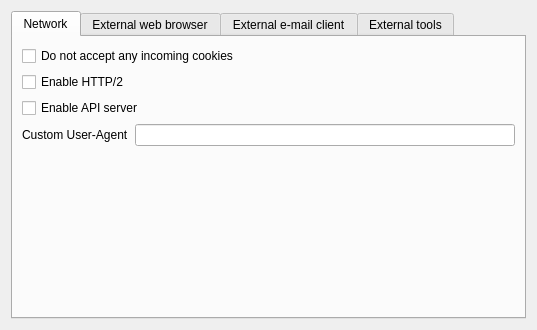
Before: the Qt Designer form src/librssguard/gui/settings/settingsbrowsermail.ui in martinrotter/rssguard, drawn with Qt 5.
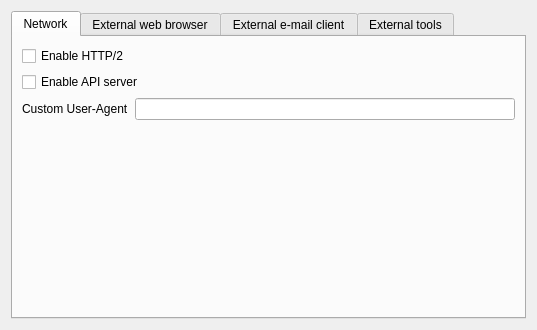
After: the same form once the commit is applied. Custom widgets are drawn as their Qt base class.

Diff of the .ui file:
```diff
--- a/src/librssguard/gui/settings/settingsbrowsermail.ui
+++ b/src/librssguard/gui/settings/settingsbrowsermail.ui
@@ -22,36 +22,29 @@
       </attribute>
       <layout class="QFormLayout" name="formLayout_3">
        <item row="0" column="0" colspan="2">
-        <widget class="QCheckBox" name="m_cbIgnoreAllCookies">
-         <property name="text">
-          <string>Do not accept any incoming cookies</string>
-         </property>
-        </widget>
-       </item>
-       <item row="1" column="0" colspan="2">
         <widget class="QCheckBox" name="m_cbEnableHttp2">
          <property name="text">
           <string>Enable HTTP/2</string>
          </property>
         </widget>
        </item>
-       <item row="2" column="0" colspan="2">
+       <item row="1" column="0" colspan="2">
         <widget class="QCheckBox" name="m_cbEnableApiServer">
          <property name="text">
           <string>Enable API server</string>
          </property>
         </widget>
        </item>
-       <item row="3" column="1">
-        <widget class="QLineEdit" name="m_txtUserAgent"/>
-       </item>
-       <item row="3" column="0">
+       <item row="2" column="0">
         <widget class="QLabel" name="label_2">
          <property name="text">
           <string>Custom User-Agent</string>
          </property>
         </widget>
        </item>
+       <item row="2" column="1">
+        <widget class="QLineEdit" name="m_txtUserAgent"/>
+       </item>
       </layout>
      </widget>
      <widget class="QWidget" name="m_tabExternalBrowser">
```
Left out of the diff: 1 changed line with no effect on the pictures.
